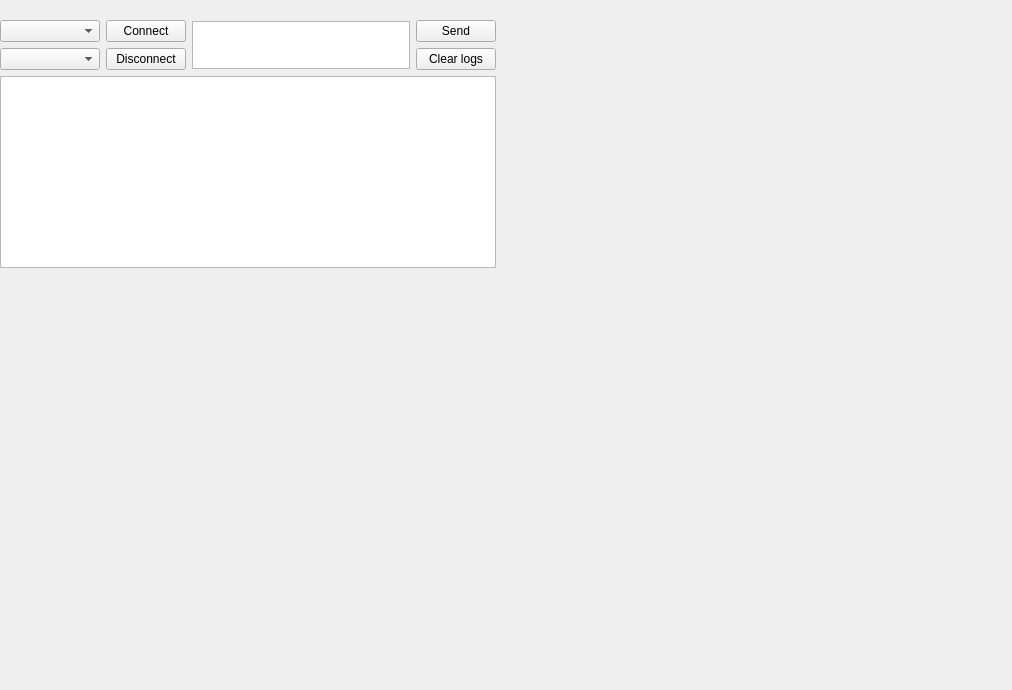
The window that stepper_motor_controller_widget.ui (d-molchanov/stepper_motor_controller_widget) describes before a commit, drawn with Qt 5.
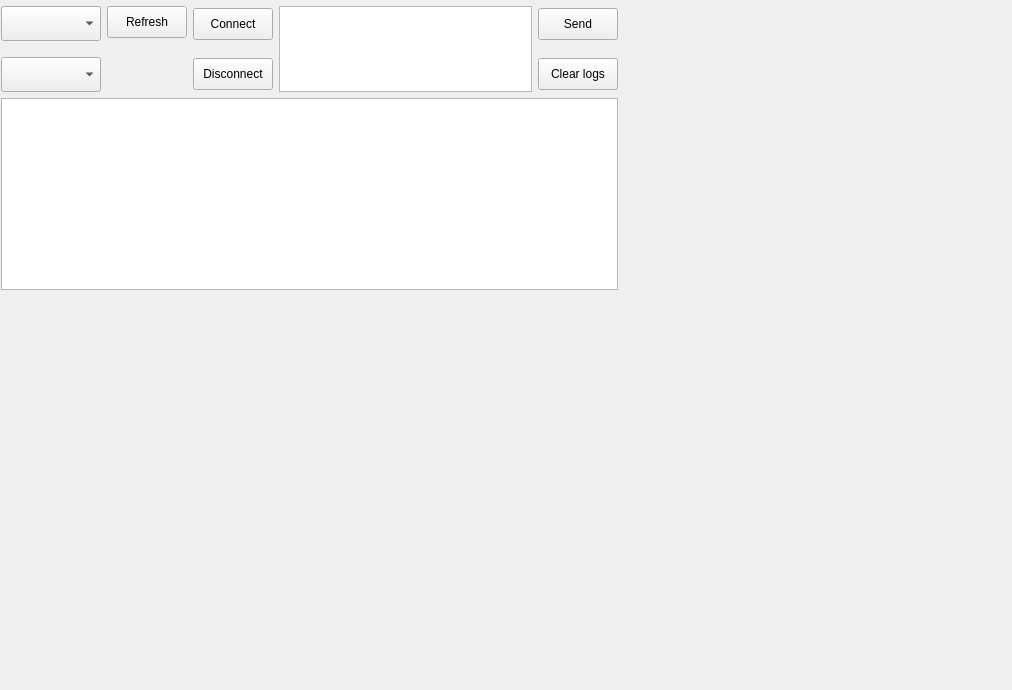
The same window after the commit.

Commit message: GUI has been updated.

```diff
--- a/stepper_motor_controller_widget.ui
+++ b/stepper_motor_controller_widget.ui
@@ -10,23 +10,32 @@
     <height>690</height>
    </rect>
   </property>
+  <property name="sizePolicy">
+   <sizepolicy hsizetype="Fixed" vsizetype="Fixed">
+    <horstretch>0</horstretch>
+    <verstretch>0</verstretch>
+   </sizepolicy>
+  </property>
   <property name="windowTitle">
    <string>Form</string>
   </property>
   <widget class="QWidget" name="">
    <property name="geometry">
     <rect>
-     <x>0</x>
-     <y>20</y>
-     <width>496</width>
-     <height>394</height>
+     <x>1</x>
+     <y>6</y>
+     <width>617</width>
+     <height>284</height>
     </rect>
    </property>
-   <layout class="QVBoxLayout" name="verticalLayout_4">
+   <layout class="QVBoxLayout" name="verticalLayout_5">
     <item>
      <layout class="QHBoxLayout" name="horizontalLayout">
       <item>
        <layout class="QVBoxLayout" name="verticalLayout">
+        <property name="spacing">
+         <number>16</number>
+        </property>
         <item>
          <widget class="QComboBox" name="comboBoxCOMPorts">
           <property name="sizePolicy">
@@ -64,10 +73,52 @@
         </item>
        </layout>
       </item>
+      <item>
+       <layout class="QVBoxLayout" name="verticalLayout_4">
+        <property name="spacing">
+         <number>10</number>
+        </property>
+        <item>
+         <widget class="QPushButton" name="pushButtonRefresh">
+          <property name="minimumSize">
+           <size>
+            <width>0</width>
+            <height>32</height>
+           </size>
+          </property>
+          <property name="text">
+           <string>Refresh</string>
+          </property>
+         </widget>
+        </item>
+        <item>
+         <spacer name="verticalSpacer">
+          <property name="orientation">
+           <enum>Qt::Orientation::Vertical</enum>
+          </property>
+          <property name="sizeHint" stdset="0">
+           <size>
+            <width>20</width>
+            <height>40</height>
+           </size>
+          </property>
+         </spacer>
+        </item>
+       </layout>
+      </item>
       <item>
        <layout class="QVBoxLayout" name="verticalLayout_2">
+        <property name="spacing">
+         <number>16</number>
+        </property>
         <item>
          <widget class="QPushButton" name="pushButtonConnect">
+          <property name="minimumSize">
+           <size>
+            <width>0</width>
+            <height>32</height>
+           </size>
+          </property>
           <property name="text">
            <string>Connect</string>
           </property>
@@ -75,6 +126,12 @@
         </item>
         <item>
          <widget class="QPushButton" name="pushButtonDisconnect">
+          <property name="minimumSize">
+           <size>
+            <width>0</width>
+            <height>32</height>
+           </size>
+          </property>
           <property name="text">
            <string>Disconnect</string>
           </property>
@@ -85,7 +142,7 @@
       <item>
        <widget class="QTextEdit" name="textEdit_2">
         <property name="sizePolicy">
-         <sizepolicy hsizetype="Expanding" vsizetype="Fixed">
+         <sizepolicy hsizetype="Expanding" vsizetype="Expanding">
           <horstretch>0</horstretch>
           <verstretch>0</verstretch>
          </sizepolicy>
@@ -93,15 +150,24 @@
         <property name="maximumSize">
          <size>
           <width>16777215</width>
-          <height>48</height>
+          <height>1000</height>
          </size>
         </property>
        </widget>
       </item>
       <item>
        <layout class="QVBoxLayout" name="verticalLayout_3">
+        <property name="spacing">
+         <number>16</number>
+        </property>
         <item>
          <widget class="QPushButton" name="pushButtonSend">
+          <property name="minimumSize">
+           <size>
+            <width>0</width>
+            <height>32</height>
+           </size>
+          </property>
           <property name="text">
            <string>Send</string>
           </property>
@@ -109,6 +175,12 @@
         </item>
         <item>
          <widget class="QPushButton" name="pushButtonClearLogs">
+          <property name="minimumSize">
+           <size>
+            <width>0</width>
+            <height>32</height>
+           </size>
+          </property>
           <property name="text">
            <string>Clear logs</string>
           </property>
@@ -119,20 +191,20 @@
      </layout>
     </item>
     <item>
-     <widget class="QTextEdit" name="textEditLogs"/>
-    </item>
-    <item>
-     <spacer name="verticalSpacer">
-      <property name="orientation">
-       <enum>Qt::Orientation::Vertical</enum>
+     <widget class="QTextEdit" name="textEditLogs">
+      <property name="sizePolicy">
+       <sizepolicy hsizetype="Expanding" vsizetype="Fixed">
+        <horstretch>0</horstretch>
+        <verstretch>0</verstretch>
+       </sizepolicy>
       </property>
-      <property name="sizeHint" stdset="0">
+      <property name="minimumSize">
        <size>
-        <width>20</width>
-        <height>40</height>
+        <width>300</width>
+        <height>0</height>
        </size>
       </property>
-     </spacer>
+     </widget>
     </item>
    </layout>
   </widget>
```
The commit also changes 3 other files.
